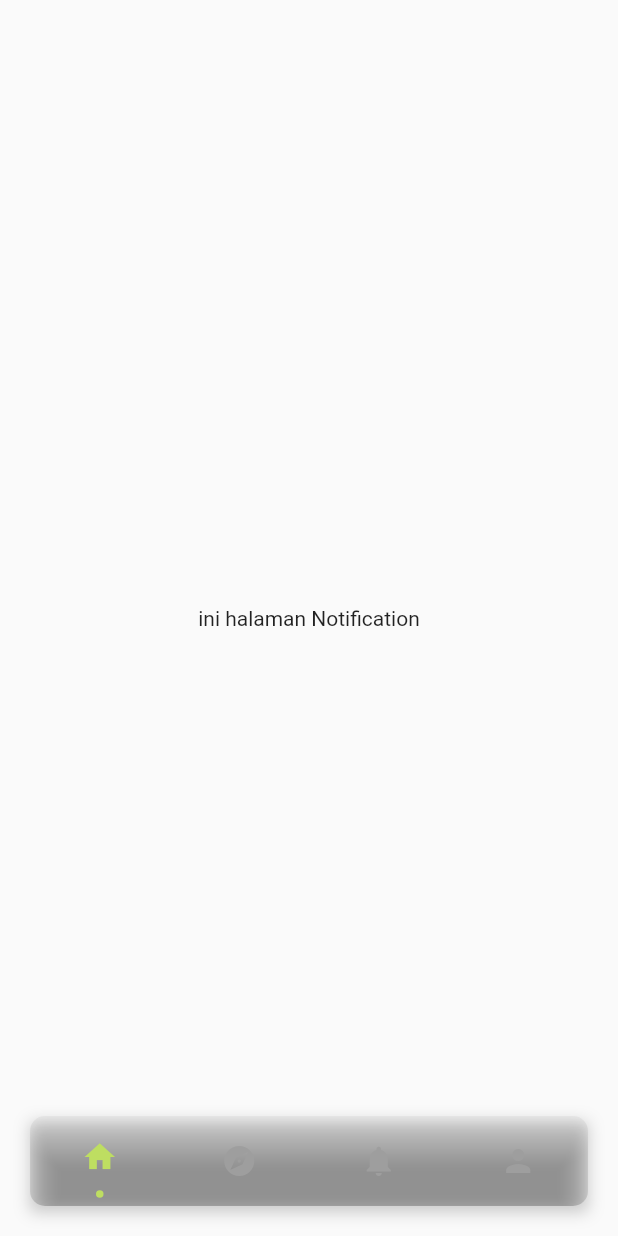
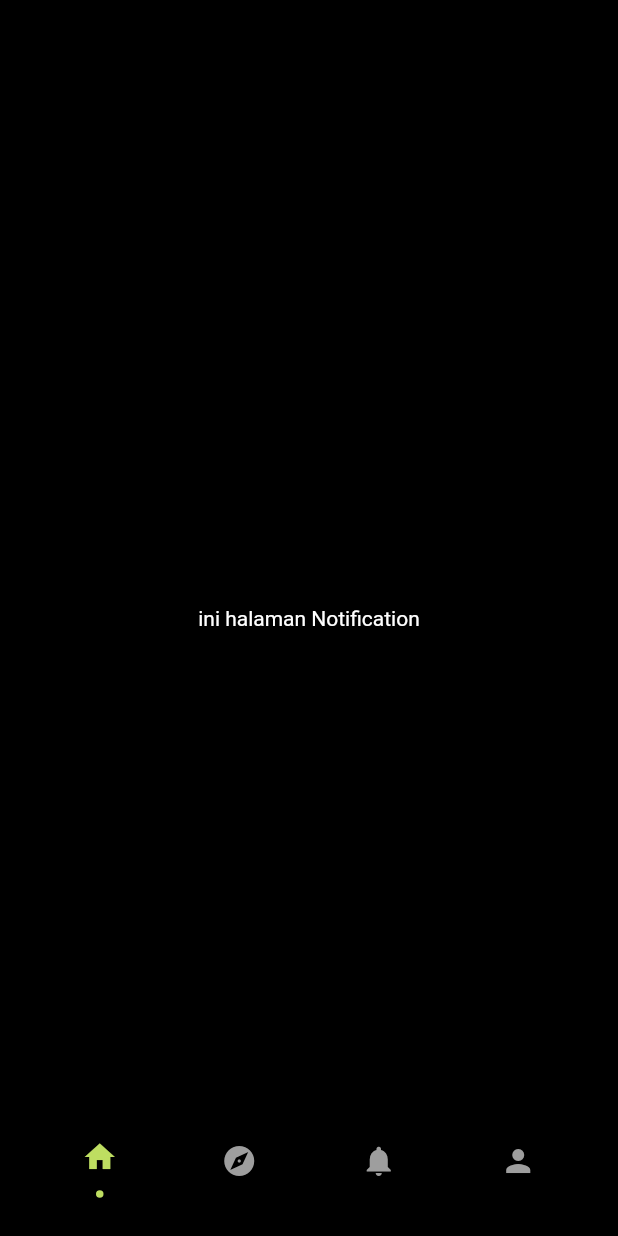
Before and after one commit to rifkirizkia/LatihanFlutterSekolahBeta, a Flutter app: the screen it shows after launch, swiped to page 3, on a phone screen of 412 x 824 dp. Run offline on Flutter 3.47's test engine with Material 2 defaults, Android fonts, the phone set to English and light mode, and no system bars; our stand-ins replace flutter_image_slideshow.

Commit message:
latihan3-sabtu

```diff
--- a/lib/latihan3/explore.dart
+++ b/lib/latihan3_Sabtu-24-September/explore.dart
@@ -8,9 +8,10 @@ class ExplorePage extends StatelessWidget {
   @override
   Widget build(BuildContext context) {
     return Scaffold(
+      backgroundColor: Colors.black,
       body: Center(
-        child: Text('ini halaman Explore')
-      ),
+          child: Text('ini halaman Explore',
+              style: TextStyle(color: Colors.white))),
     );
   }
 }
--- a/lib/latihan3/notificartion.dart
+++ b/lib/latihan3_Sabtu-24-September/notificartion.dart
@@ -8,7 +8,8 @@ class NotificationPage extends StatelessWidget {
   @override
   Widget build(BuildContext context) {
     return Scaffold(
-      body: Center(child: Text('ini halaman Notification')),
+      backgroundColor: Colors.black,
+      body: Center(child: Text('ini halaman Notification', style: TextStyle(color: Colors.white))),
     );
   }
 }
--- a/lib/latihan3/profile.dart
+++ b/lib/latihan3_Sabtu-24-September/profile.dart
@@ -8,7 +8,8 @@ class ProfilePage extends StatelessWidget {
   @override
   Widget build(BuildContext context) {
     return Scaffold(
-      body: Center(child: Text('ini halaman Profile')),
+      backgroundColor: Colors.black,
+      body: Center(child: Text('ini halaman Profile', style: TextStyle(color: Colors.white),)),
     );
   }
 }
```
Also changed, not shown: lib/latihan3_Sabtu-24-September/main_page.dart (renamed from lib/latihan3/main_page.dart, +4 -3 lines), lib/main.dart (+3 -5 lines), lib/latihan1_Senin-18-September.dart (renamed from lib/latihan1.dart), lib/latihan2_Rabu-20-September.dart (renamed from lib/latihan2.dart), lib/latihan3_Sabtu-24-September/latihan3.dart (renamed from lib/latihan3/latihan3.dart).
